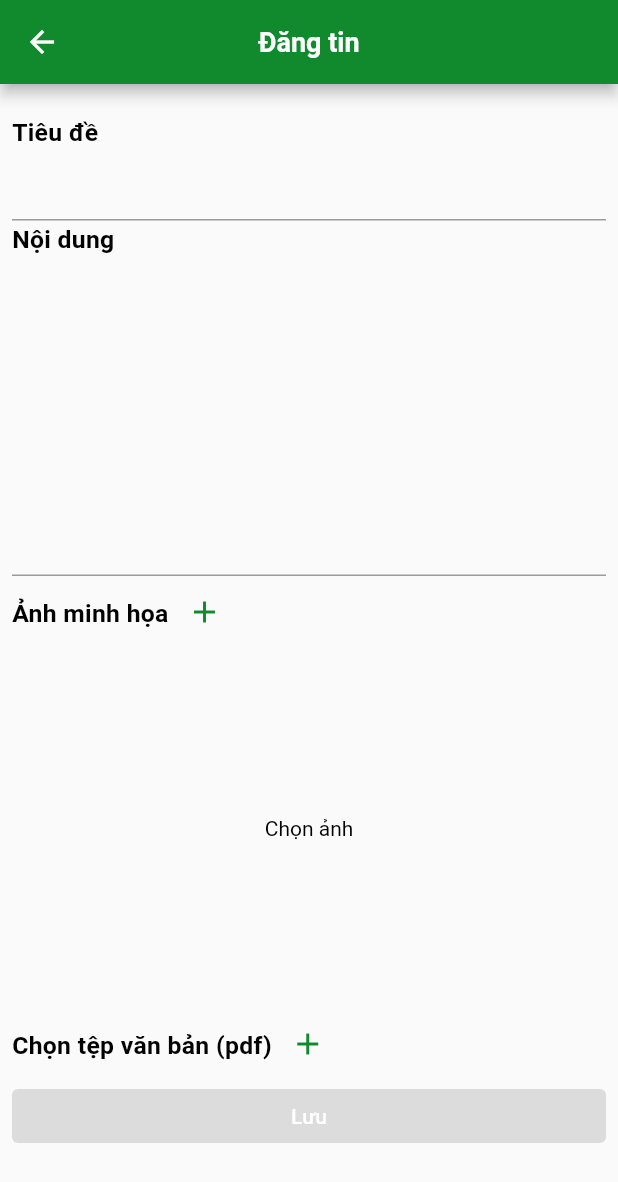
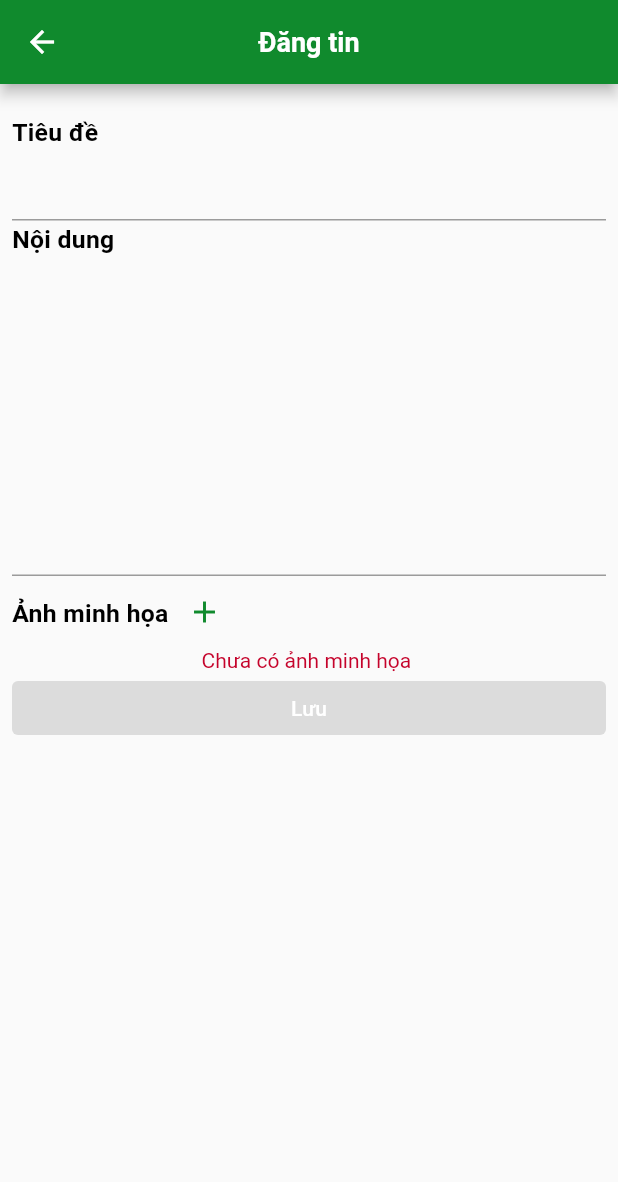
Before and after one commit to phuongvyMaicoGropup/MaiCoLand, a Flutter app: the NewsAddScreen screen opened by its route, on a phone screen of 412 x 824 dp. Shown: the top 1182 px of the screen. Run offline on Flutter 3.47's test engine with Material 2 defaults, Android fonts, the light colour scheme and no system bars; our stand-ins replace bloc, carousel_slider, cloud_firestore, equatable, file_picker, firebase_auth and 7 more; missing offline and left inert: advance_pdf_viewer; accounts and stored records are empty; Roboto replaces fonts that are missing (Montserrat, Montsterrat).

Commit message:
land planning end

```diff
--- a/lib/logic/blocs/news/news_add_bloc/news_add_bloc.dart
+++ b/lib/logic/blocs/news/news_add_bloc/news_add_bloc.dart
@@ -20,7 +20,6 @@
     on<NewsAddTitleChanged>(_onTitleChanged);
     on<NewsAddContentChanged>(_onContentChanged);
     on<NewsAddImageChanged>(_onImageChanged);
-    on<NewsAddPdfContentChanged>(_onPdfContentChanged);
     on<NewsAddHashTagChanged>(_onHashTagChanged);
     on<NewsAddSubmitted>(_onSubmitted);
 
@@ -53,15 +52,7 @@
           status: Formz.validate([state.content, state.title]),
         ));
   }
-   void _onPdfContentChanged(NewsAddPdfContentChanged event,
-      Emitter<NewsAddState> emit,) async {
-        print("pdfContentChanged : "+ event.pdfContent.toString());
-        emit(state.copyWith(
-          pdfContent : event.pdfContent,
-          status: Formz.validate([state.content, state.title]),
-        ));
-        print("state Pdf : " + state.pdfContent.toString());
-  }
+
   void _onHashTagChanged(NewsAddHashTagChanged event,
       Emitter<NewsAddState> emit,){
         emit(state.copyWith(
--- a/lib/logic/blocs/news/news_add_bloc/news_add_event.dart
+++ b/lib/logic/blocs/news/news_add_bloc/news_add_event.dart
@@ -27,12 +27,12 @@
   @override
   List<Object> get props =>[hashTag];
 }
-class NewsAddPdfContentChanged extends NewsAddEvent{
-  final File pdfContent ;
-  NewsAddPdfContentChanged(this.pdfContent);
-  @override
-  List<Object> get props =>[pdfContent];
-}
+// class NewsAddPdfContentChanged extends NewsAddEvent{
+//   final File pdfContent ;
+//   NewsAddPdfContentChanged(this.pdfContent);
+//   @override
+//   List<Object> get props =>[pdfContent];
+// }
 class NewsAddImageChanged extends NewsAddEvent{
   final File image ;
   NewsAddImageChanged(this.image);
--- a/lib/logic/blocs/news/news_add_bloc/news_add_state.dart
+++ b/lib/logic/blocs/news/news_add_bloc/news_add_state.dart
@@ -6,7 +6,6 @@
     this.title = const Title.pure(),
     this.content = const Content.pure(),
     this.image ,
-    this.pdfContent,
     this.hashTag  ,
     this.status = FormzStatus.pure,
   });
@@ -14,7 +13,7 @@
   final Title title;
   final Content content;
   final File? image;
-  final File? pdfContent ;
+  // final File? pdfContent ;
   final List<String>? hashTag ;
   final FormzStatus status;
 
@@ -25,7 +24,6 @@
     Title? title ,
     Content? content,
     File? image,
-    File? pdfContent,
     List<String>? hashTag,
     FormzStatus? status,
   }) {
@@ -33,7 +31,6 @@
       title : title?? this.title,
       content : content?? this.content,
       image : image?? this.image,
-      pdfContent: pdfContent?? this.pdfContent,
       hashTag : hashTag?? this.hashTag,
       status: status ?? this.status,
     );
--- a/lib/presentation/screens/land_plannings/land_planning_details/land_planning_details_screen.dart
+++ b/lib/presentation/screens/land_plannings/land_planning_details/land_planning_details_screen.dart
@@ -1,6 +1,7 @@
 import 'dart:convert';
 import 'package:flutter/material.dart';
 import 'package:land_app/model/entity/land_planning.dart';
+import 'package:land_app/presentation/screens/land_plannings/land_planning_details/land_planning_details_information.dart';
 import 'package:webview_flutter/webview_flutter.dart';
 import 'dart:io';
 
@@ -22,14 +23,14 @@
     return Scaffold(
         appBar: AppBar(
               centerTitle : true,
-              title: const Text("Bản đồ quy hoạch", style: TextStyle(color : Colors.white) ),
+              title: const Text("MaicoLand"),
               actions: [
                 IconButton(
                   onPressed: () {
-                    // Navigator.push(
-                    //     context,
-                    //     MaterialPageRoute(
-                    //         builder: (context) => DetailLandPlanning(landPlanning: widget.landPlanning,)));
+                    Navigator.push(
+                        context,
+                        MaterialPageRoute(
+                            builder: (context) => DetailLandPlanning(landPlanning: widget.landPlanning,)));
 
                   },
                   icon: const Icon(Icons.article, color: Colors.white,),
--- a/lib/presentation/screens/news/news_add/news_add_screen.dart
+++ b/lib/presentation/screens/news/news_add/news_add_screen.dart
@@ -1,5 +1,6 @@
 import 'dart:io';
 
+import 'package:advance_pdf_viewer/advance_pdf_viewer.dart';
 import 'package:flutter/material.dart';
 import 'package:flutter_bloc/flutter_bloc.dart';
 import 'package:formz/formz.dart';
@@ -17,6 +18,7 @@
 class _NewsAddScreenState extends State<NewsAddScreen> {
   File? imagePath;
   File? pdfContentPath;
+  PDFDocument? doc;
   @override
   Widget build(BuildContext context) {
     return Scaffold(
@@ -43,8 +45,6 @@
             _TitleInput(),
             _ContentInput(),
             _ImageInput(),
-            _PdfContentInput(),
-
             SizedBox(
                 width: MediaQuery.of(context).size.width,
                 child: _NewsAddButton()),
@@ -53,59 +53,69 @@
       ),
     );
   }
+
   @override
   void dispose() {
-
     super.dispose();
   }
-  Widget _PdfContentInput(){
-    return BlocBuilder<NewsAddBloc, NewsAddState>(
-      buildWhen: (previous, current) =>
-          previous.pdfContent != current.pdfContent,
-      builder: (context, state) {
-        return Column(children: [
-          Container(
-              child: Row(
-            children: [
-              const LabelWidget(label: "Chọn tệp văn bản (pdf)"),
-              IconButton(
-                icon: Icon(
-                  Icons.add,
-                  color: Theme.of(context).colorScheme.primary,
-                ),
-                onPressed: () async {
-                  setState(() async{
 
-                  pdfContentPath = await PickFile().pickFilePdf(context);
-                  });
-                  String name = pdfContentPath.toString();
-                context
-                      .read<NewsAddBloc>()
-                      .add(NewsAddPdfContentChanged(pdfContentPath!));
-                  print("state " + state.pdfContent.toString());
-                },
-              )
-            ],
-          )),
-          pdfContentPath != null
-              ? Text(pdfContentPath.toString())
-              : Container()
-        ]);
-      },
-    );
-  }
+  // Future selectPdfFile() async {
+  //   var file = await PickFile().pickFilePdf(context);
+  //   setState(() {
+  //     pdfContentPath = file;
+  //   });
+  //   setState(() async{
+  //     doc = await PDFDocument.fromFile(file);
+  //   });
+
+  // }
+
+  // Widget _PdfContentInput() {
+  //   return BlocBuilder<NewsAddBloc, NewsAddState>(
+  //     buildWhen: (previous, current) =>
+  //         previous.pdfContent != current.pdfContent,
+  //     builder: (context, state) {
+  //       return Column(children: [
+  //         Container(
+  //             child: Row(
+  //           children: [
+  //             const LabelWidget(label: "Chọn tệp văn bản (pdf)"),
+  //             IconButton(
+  //               icon: Icon(
+  //                 Icons.add,
+  //                 color: Theme.of(context).colorScheme.primary,
+  //               ),
+  //               onPressed: () async {
+  //                 setState(() async {
+  //                   await selectPdfFile();
+
+  //                 });
+
+
+  //                 context
+  //                     .read<NewsAddBloc>()
+  //                     .add(NewsAddPdfContentChanged(pdfContentPath!));
+  //                 print("state " + state.pdfContent.toString());
+  //               },
+  //             )
+  //           ],
+  //         )),
+  //         pdfContentPath != null
+  //             ? Center(child: PDFViewer(document: doc!),)
+  //             : Text("Trống")
+  //       ]);
+  //     },
+  //   );
+  // }
 
   Future selectImage() async {
     var file = await PickFile().pickImage(context);
-      setState(() async{
-                 imagePath = file ;
+    setState(() {
+      imagePath = file;
     });
-
-
   }
 
-
-  Widget _ImageInput(){
+  Widget _ImageInput() {
     return BlocBuilder<NewsAddBloc, NewsAddState>(
       builder: (context, state) {
         return Column(children: [
@@ -119,8 +129,7 @@
                   color: Theme.of(context).colorScheme.primary,
                 ),
                 onPressed: () async {
-
-                  selectImage();
+                  await selectImage();
                   context
                       .read<NewsAddBloc>()
                       .add(NewsAddImageChanged(imagePath!));
@@ -128,22 +137,24 @@
               )
             ],
           )),
-           Container(
+          imagePath != null
+              ? Container(
                   margin: EdgeInsets.symmetric(vertical: 20),
                   height: 200,
                   width: MediaQuery.of(context).size.width * 0.9,
-                child: imagePath != null
-                    ? Image.file(imagePath!, fit: BoxFit.cover)
-                    : const Center(
-                        child: Text('Chọn ảnh'),
-                      ),
+                  child: Image.file(imagePath!, fit: BoxFit.cover)
+
                   // child: ,
+                  )
+              : Center(
+                  child: Text('Chưa có ảnh minh họa ',
+                      style: TextStyle(
+                          color: Theme.of(context).colorScheme.error)),
                 ),
         ]);
       },
     );
   }
-
 }
 
 class _TitleInput extends StatelessWidget {
@@ -153,7 +164,7 @@
       buildWhen: (previous, current) => previous.title != current.title,
       builder: (context, state) {
         return Column(crossAxisAlignment: CrossAxisAlignment.start, children: [
-          LabelWidget(label: "Tiêu đề "),
+          const LabelWidget(label: "Tiêu đề "),
           TextField(
             key: const Key('NewsAddForm_titleInput_textField'),
             onChanged: (title) =>
@@ -195,79 +206,6 @@
   }
 }
 
-// class _ImageInput extends StatelessWidget {
-//   @override
-//   Widget build(BuildContext context) {
-
-//     return BlocBuilder<NewsAddBloc, NewsAddState>(
-//        buildWhen: (previous, current) => previous.image != current.image,
-//       builder: (context, state) {
-//         return Column(children: [
-//           Container(
-//               child: Row(
-//             children: [
-//               const LabelWidget(label: "Ảnh minh họa"),
-//               IconButton(
-//                 icon: Icon(
-//                   Icons.add,
-//                   color: Theme.of(context).colorScheme.primary,
-//                 ),
-//                 onPressed: () async {
-//                   imagePath = await PickFile().pickImage(context);
-//                   print(imagePath.toString());
-//                   String name = imagePath.toString();
-//                   context
-//                       .read<NewsAddBloc>()
-//                       .add(NewsAddImageChanged(imagePath!));
-//                 },
-//               )
-//             ],
-//           )),
-//           imagePath != null ? Text(imagePath.toString()) : Container()
-//         ]);
-//       },
-//     );
-//   }
-// }
-
-// class _PdfContentInput extends StatelessWidget {
-//   @override
-//   Widget build(BuildContext context) {
-//     File? pdfContentPath;
-//     return BlocBuilder<NewsAddBloc, NewsAddState>(
-//       buildWhen: (previous, current) =>
-//           previous.pdfContent != current.pdfContent,
-//       builder: (context, state) {
-//         return Column(children: [
-//           Container(
-//               child: Row(
-//             children: [
-//               const LabelWidget(label: "Chọn tệp văn bản (pdf)"),
-//               IconButton(
-//                 icon: Icon(
-//                   Icons.add,
-//                   color: Theme.of(context).colorScheme.primary,
-//                 ),
-//                 onPressed: () async {
-//                   pdfContentPath = await PickFile().pickFilePdf(context);
-//                   String name = pdfContentPath.toString();
-//                 context
-//                       .read<NewsAddBloc>()
-//                       .add(NewsAddPdfContentChanged(pdfContentPath!));
-//                   print("state " + state.pdfContent.toString());
-//                 },
-//               )
-//             ],
-//           )),
-//           pdfContentPath != null
-//               ? Text(pdfContentPath.toString())
-//               : Container()
-//         ]);
-//       },
-//     );
-//   }
-// }
-
 class _NewsAddButton extends StatelessWidget {
   @override
   Widget build(BuildContext context) {
--- a/pubspec.yaml
+++ b/pubspec.yaml
@@ -58,6 +58,7 @@
   uuid: ^3.0.5
   webview_flutter: ^3.0.0
   latlong2: ^0.8.1
+  advance_pdf_viewer: ^2.0.1
 
   # firebase_auth: ^3.3.5
 
```
Also changed, not shown: lib/presentation/screens/home/widgets/widget_home_land_plannings.dart (+16 -39 lines), lib/presentation/screens/home/widgets/widget_home_land_plannings_demo.dart (deleted, +0 -116 lines), lib/presentation/screens/land_plannings/land_planning_details/land_planning_details_information.dart (+5 -12 lines), pubspec.lock, 237 other files. Lines whose indentation alone changed are shown as unchanged.
